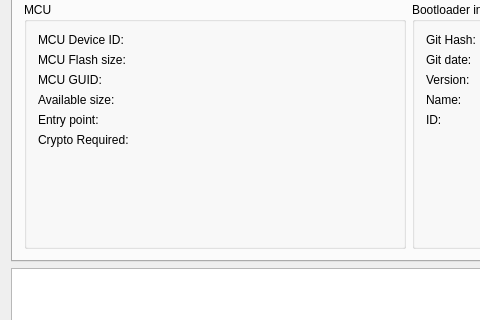
Qt form qt/project/src/mainwindow.ui (Crystal-Photonics/crystalBoot) before a commit; both pictures show x 0 to 480 and y 82 to 402 of the 830 by 517 pixel window.
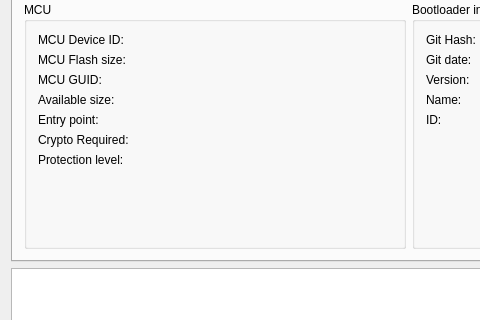
The same form after that commit. The open tabs and pages were chosen to show the change.

Commit message: -setting protection level to 1 works

```diff
--- a/qt/project/src/mainwindow.ui
+++ b/qt/project/src/mainwindow.ui
@@ -363,7 +363,7 @@
              </property>
             </widget>
            </item>
-           <item row="6" column="0">
+           <item row="7" column="0">
             <spacer name="verticalSpacer">
              <property name="orientation">
               <enum>Qt::Vertical</enum>
@@ -376,7 +376,7 @@
              </property>
             </spacer>
            </item>
-           <item row="6" column="2">
+           <item row="7" column="2">
             <spacer name="horizontalSpacer">
              <property name="orientation">
               <enum>Qt::Horizontal</enum>
@@ -438,6 +438,20 @@
              </property>
             </widget>
            </item>
+           <item row="6" column="0">
+            <widget class="QLabel" name="label_27">
+             <property name="text">
+              <string>Protection level:</string>
+             </property>
+            </widget>
+           </item>
+           <item row="6" column="2">
+            <widget class="QLabel" name="lblMCU_protectionLevel">
+             <property name="text">
+              <string/>
+             </property>
+            </widget>
+           </item>
           </layout>
          </widget>
         </item>
```
The commit also changes 12 other files.
